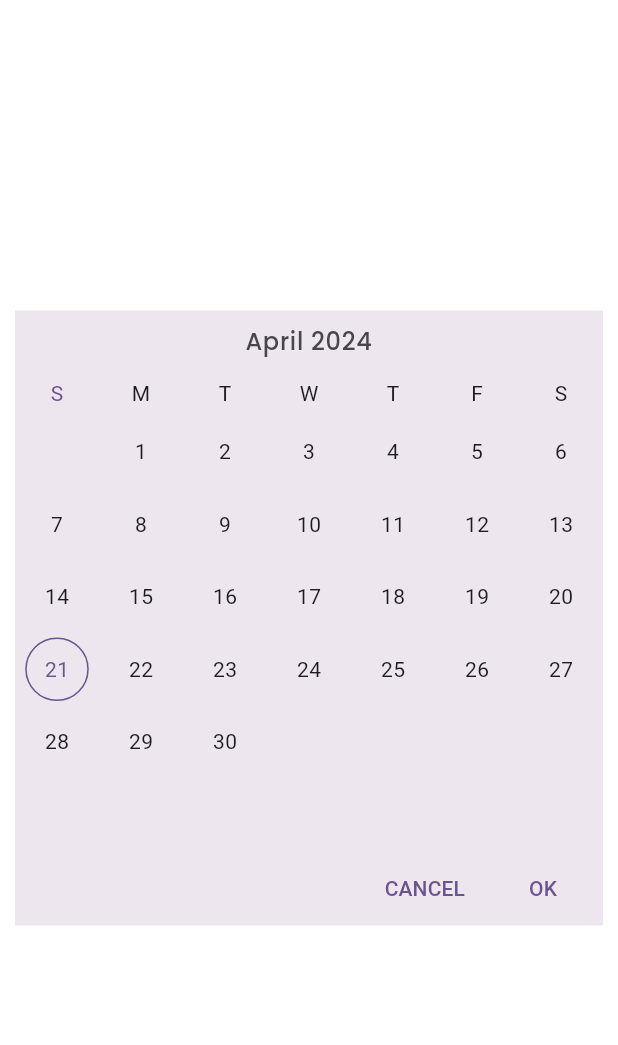
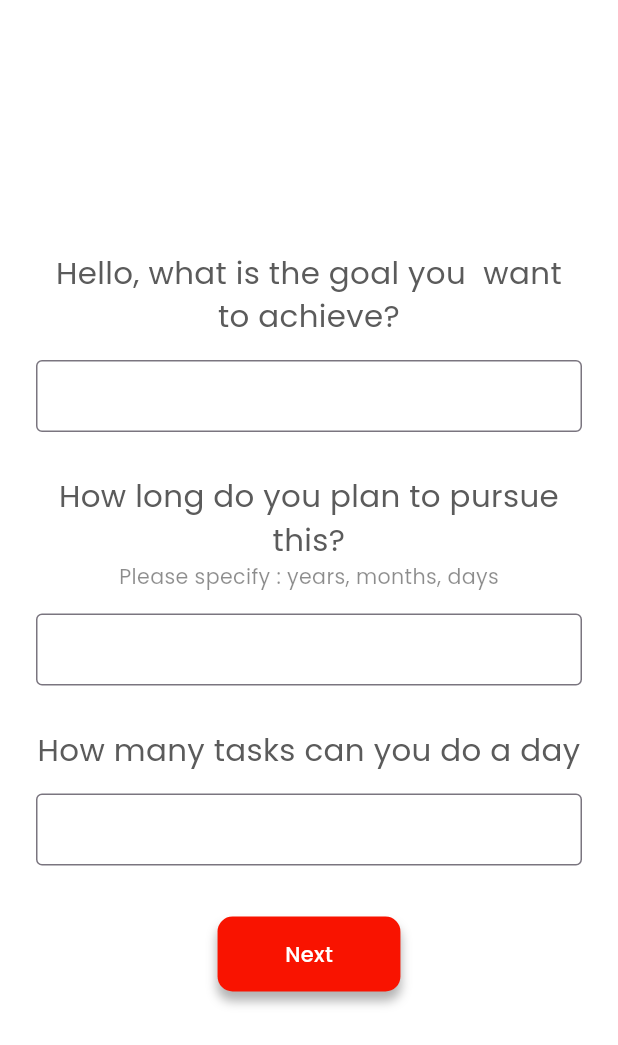
Before and after one commit to Cruxcodes/Future-Me, a Flutter app: the screen it shows after launch, on a phone screen of 412 x 824 dp. Shown: the top 1045 px of the screen. Run offline on Flutter 3.47's test engine with Material 3 defaults, Android fonts, the phone set to English and light mode, and no system bars; drawn by our look-alikes of syncfusion_flutter_datepicker; our stand-ins replace animated_text_kit, dio, firebase_auth, firebase_core, flutter_riverpod, flutter_screenutil and 4 more; missing offline and left inert: in_app_notification; accounts and stored records are empty.

Commit message:
feat: working on the generation paeg

```diff
--- /dev/null
+++ b/lib/constants/constants.dart
@@ -0,0 +1,2 @@
+const String openAIApiKey =
+    "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";
--- a/lib/views/create_future.dart
+++ b/lib/views/create_future.dart
@@ -1,5 +1,6 @@
 import 'package:flutter/cupertino.dart';
 import 'package:flutter/material.dart';
+import 'package:flutter_riverpod/flutter_riverpod.dart';
 import 'package:future_me/components/bored_activities/with_friends.dart';
 import 'package:go_router/go_router.dart';
 import 'package:google_fonts/google_fonts.dart';
@@ -9,14 +10,24 @@ import 'package:syncfusion_flutter_datepicker/datepicker.dart';
 
 import '../components/btn.dart';
 
-class CreateFuture extends StatefulWidget {
+class FutureModel {
+  String? futureWant;
+  String? timeSpan;
+  String? taskCount;
+
+  FutureModel({this.futureWant, this.timeSpan, this.taskCount});
+}
+
+final futureModelProvider = StateProvider((ref) => FutureModel());
+
+class CreateFuture extends ConsumerStatefulWidget {
   const CreateFuture({Key? key}) : super(key: key);
 
   @override
-  State<CreateFuture> createState() => _CreateFutureState();
+  ConsumerState<CreateFuture> createState() => _CreateFutureState();
 }
 
-class _CreateFutureState extends State<CreateFuture> {
+class _CreateFutureState extends ConsumerState<CreateFuture> {
   TextEditingController futureWant = TextEditingController();
   TextEditingController timeFrame = TextEditingController();
   TextEditingController taskCount = TextEditingController();
@@ -28,6 +39,7 @@ class _CreateFutureState extends State<CreateFuture> {
     // TODO: implement initState
     super.initState();
     futureWantNode = FocusNode();
+    if (ref.read(futureModelProvider.notifier).state.timeSpan != null) {}
   }
 
   @override
@@ -39,7 +51,8 @@ class _CreateFutureState extends State<CreateFuture> {
 
   handleSubmit() {
     if (futureWant.text.isEmpty || taskCount.text.isEmpty) {
-      showErrorDialog(context, "Please input all the required fields");
+      showErrorDialog(
+          context, "Please make sure all the required fields are filled");
     } else {
       //This is where you run the chatGpt code
     }
@@ -51,77 +64,47 @@ class _CreateFutureState extends State<CreateFuture> {
       backgroundColor: Colors.white,
       body: SafeArea(
         bottom: false,
-        // child: Container(
-        //   padding: EdgeInsets.symmetric(horizontal: 20, vertical: 10),
-        //   decoration: BoxDecoration(
-        //     color: Colors.white,
-        //   ),
-        //   child: Center(
-        //     child: Form(
-        //       key: key,
-        //       child: SingleChildScrollView(
-        //         child: Center(
-        //           child: Column(
-        //             mainAxisAlignment: MainAxisAlignment.spaceEvenly,
-        //             children: [
-        //               InputAndLabel(
-        //                   controller: futureWant,
-        //                   labelText:
-        //                       "Hello, what is the goal you  want to achieve?",
-        //                   prefixText: "I want to "),
-        //               SizedBox(
-        //                 height: 20,
-        //               ),
-        //               InputAndLabel(
-        //                   controller: timeFrame,
-        //                   labelText: "How long do you plan to pursue this?",
-        //                   prefixText: "For "),
-        //               SizedBox(
-        //                 height: 20,
-        //               ),
-        //
-        //               InputAndLabel(
-        //                   controller: taskCount,
-        //                   labelText: "How many tasks can you do a day",
-        //                   prefixText: "I can do "),
-        //               SizedBox(
-        //                 height: 30,
-        //               ),
-        //               InkWell(onTap: handleSubmit, child: BTN(text: "Next")),
-        //             ],
-        //           ),
-        //         ),
-        //       ),
-        //     ),
-        //   ),
-        // ),
-        child: Center(
-          child: Container(
-            padding: EdgeInsets.symmetric(vertical: 20, horizontal: 10),
-            height: 450,
-            // width: 200,
-            child: SfDateRangePicker(
-              onSubmit: (value) {
-                if (value != null) {
-                  final nowDate = DateTime.now();
-                  final endDate = value as DateTime;
-                  final differenceInValue = endDate.difference(nowDate).inDays +
-                      1; //Add one so the last date is selected
-                }
-                //This returns date
-              },
-              headerStyle: DateRangePickerHeaderStyle(
-                  textStyle: GoogleFonts.poppins(
-                    fontWeight: FontWeight.w500,
+        child: Container(
+          padding: EdgeInsets.symmetric(horizontal: 20, vertical: 10),
+          decoration: BoxDecoration(
+            color: Colors.white,
+          ),
+          child: Center(
+            child: Form(
+              key: key,
+              child: SingleChildScrollView(
+                child: Center(
+                  child: Column(
+                    mainAxisAlignment: MainAxisAlignment.spaceEvenly,
+                    children: [
+                      InputAndLabel(
+                          controller: futureWant,
+                          labelText:
+                              "Hello, what is the goal you  want to achieve?",
+                          prefixText: "I want to "),
+                      SizedBox(
+                        height: 20,
+                      ),
+                      InputAndLabel(
+                          controller: timeFrame,
+                          time: true,
+                          labelText: "How long do you plan to pursue this?",
+                          prefixText: "For "),
+                      SizedBox(
+                        height: 20,
+                      ),
+                      InputAndLabel(
+                          controller: taskCount,
+                          labelText: "How many tasks can you do a day",
+                          prefixText: "I can do "),
+                      SizedBox(
+                        height: 30,
+                      ),
+                      InkWell(onTap: handleSubmit, child: BTN(text: "Next")),
+                    ],
                   ),
-                  textAlign: TextAlign.center),
-              // backgroundColor: Colors.red,
-              onCancel: () {
-                context.pop();
-              },
-              showActionButtons: true,
-              view: DateRangePickerView.month,
-              // initialDisplayDate: DateTime.now(),
+                ),
+              ),
             ),
           ),
         ),
@@ -135,11 +118,13 @@ class InputAndLabel extends StatelessWidget {
       {super.key,
       required this.controller,
       required this.labelText,
+      this.time = false,
       required this.prefixText});
 
   final TextEditingController controller;
   final String labelText;
   final String prefixText;
+  final bool time;
 
   @override
   Widget build(BuildContext context) {
@@ -150,9 +135,21 @@ class InputAndLabel extends StatelessWidget {
           Text(
             labelText,
             textAlign: TextAlign.center,
-            style:
-                GoogleFonts.poppins(fontSize: 18.sp, color: Color(0xff5B5B5B)),
+            style: GoogleFonts.poppins(
+              fontSize: 18.sp,
+              color: Color(0xff5B5B5B),
+            ),
           ),
+          time
+              ? Text(
+                  "Please specify : years, months, days",
+                  style: GoogleFonts.poppins(
+                    fontWeight: FontWeight.normal,
+                    fontSize: 12.sp,
+                    color: Colors.black45
+                  ),
+                )
+              : SizedBox.shrink(),
           SizedBox(
             height: 15,
           ),
```
Also changed, not shown: lib/components/task/future_want.dart (deleted, +0 -19 lines), lib/components/task/time_frame.dart (added, +58 -0 lines), lib/services/user_tasks.dart (added, +21 -0 lines), lib/views/user_response.dart (added, +29 -0 lines), lib/views/homepage.dart (line endings or trailing spaces).
